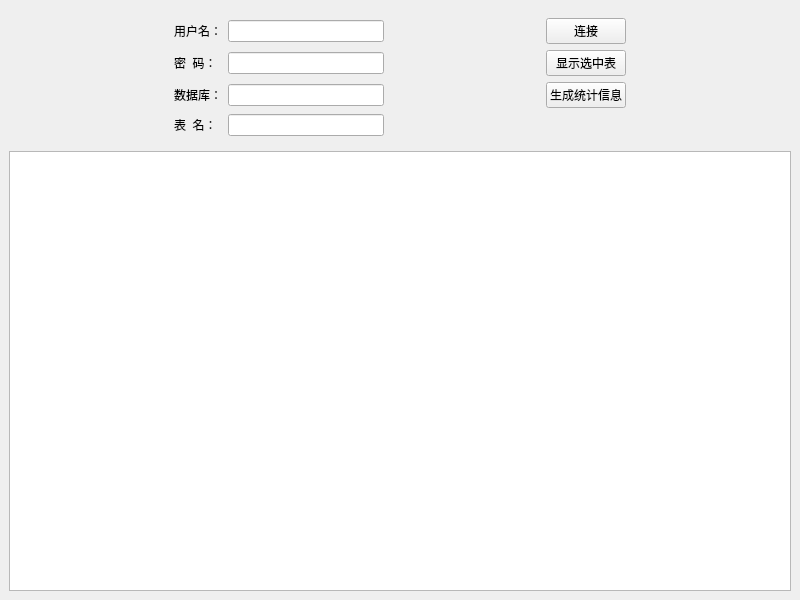
Before: the Qt Designer form TaiShi/mainwindow.ui in lyxiong0/xingyun-client, drawn with Qt 5.
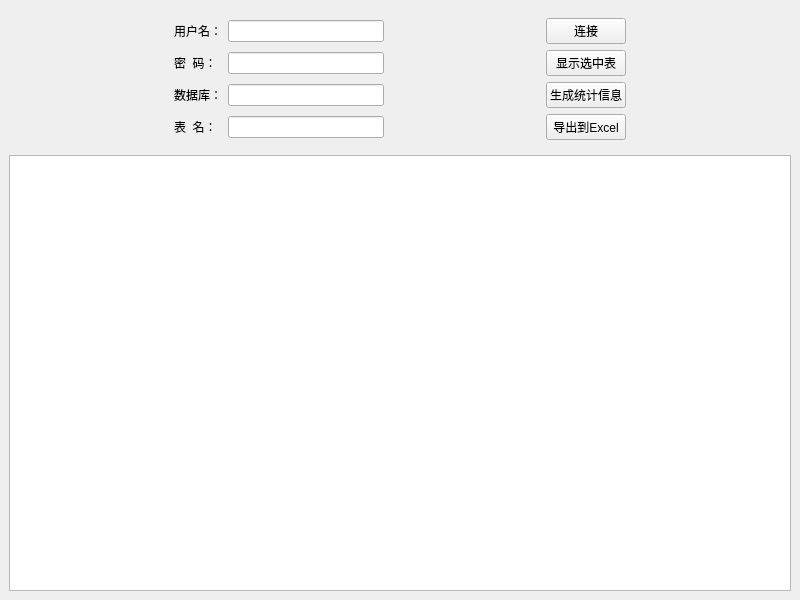
After: the same form once the commit is applied.

Commit message: 新增保存结果到Excel功能

The edit to the form file:
```diff
--- a/TaiShi/mainwindow.ui
+++ b/TaiShi/mainwindow.ui
@@ -132,6 +132,13 @@
          </property>
         </spacer>
        </item>
+       <item row="3" column="4">
+        <widget class="QPushButton" name="btnOutExcel">
+         <property name="text">
+          <string>导出到Excel</string>
+         </property>
+        </widget>
+       </item>
       </layout>
      </widget>
     </item>
```
Left out of the diff: 2 changed lines with no effect on the pictures. The commit also changes 13 other files.
